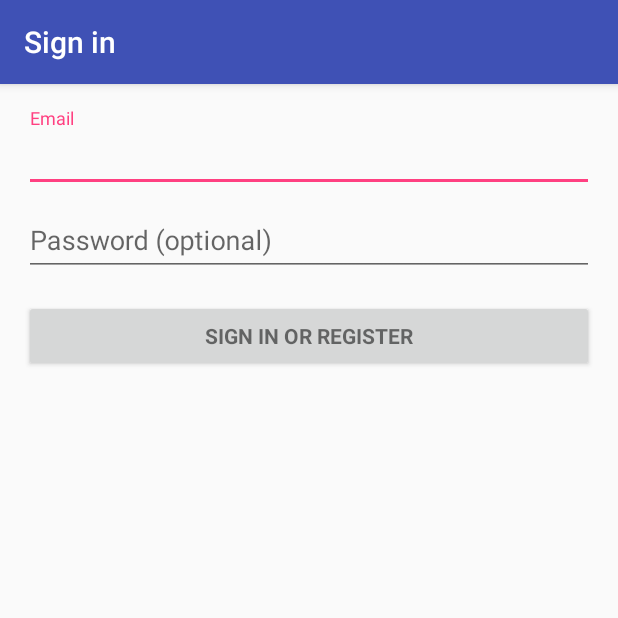
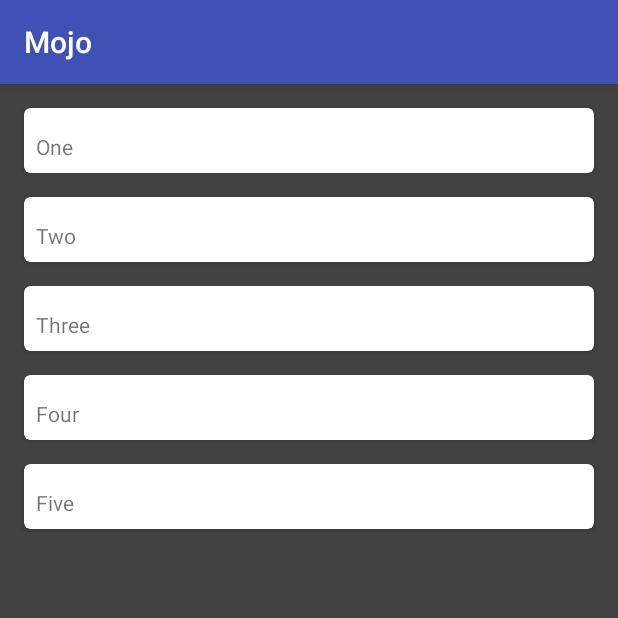
Before and after one commit to rezarajan/Mojo, an Android app: the screen it shows after launch (Login before the commit, xmlAdapter after it), on a phone screen of 412 x 824 dp, the top half of it. Run offline under Robolectric (Android 15) with nearby library versions, the phone set to English and light mode, and no system bars.

Commit message:
Created a method which adds as many cards as there are list (restaurant) names in the array.
Planning to do a horizontal cards view instead next, and use this same method to populate it with as many cards as there are restaurants.

```diff
--- a/app/src/main/AndroidManifest.xml
+++ b/app/src/main/AndroidManifest.xml
@@ -60,6 +60,8 @@
             android:name=".background_tasks.location_find"
             android:label="@string/title_activity_login" />
         <activity
+            android:name=".xmlAdapter"/>
+        <activity
             android:name=".Restaurants_Cards"
             android:label="@string/title_activity_restaurants__cards"
             android:theme="@style/AppTheme.NoActionBar"></activity>
--- a/app/src/main/java/bluefirelabs/mojo/Splash.java
+++ b/app/src/main/java/bluefirelabs/mojo/Splash.java
@@ -26,7 +26,7 @@ public class Splash extends AppCompatActivity {
                 } finally {
 
                     //Intent intent = new Intent(Splash.this, displayLocation.class);
-                    Intent intent = new Intent(Splash.this, Login.class);
+                    Intent intent = new Intent(Splash.this, xmlAdapter.class);
                     startActivity(intent);
                     finish();
                 }
--- /dev/null
+++ b/app/src/main/java/bluefirelabs/mojo/xmlAdapter.java
@@ -0,0 +1,33 @@
+package bluefirelabs.mojo;
+
+import android.os.Bundle;
+import android.support.v7.app.AppCompatActivity;
+import android.view.LayoutInflater;
+import android.widget.ArrayAdapter;
+import android.widget.ListView;
+
+import java.util.ArrayList;
+import java.util.Arrays;
+
+/**
+ * Created by Reza Rajan on 2017-05-15.
+ */
+
+public class xmlAdapter extends AppCompatActivity{
+    private ArrayList<String> mArray;
+    private LayoutInflater mInflater;
+    private ArrayAdapter<String> mArrayAdapter;
+    private ArrayAdapter<String> mArrayAdapter_1;
+
+    public void onCreate(Bundle savedInstanceState){
+        super.onCreate(savedInstanceState);
+        setContentView(R.layout.card_view);
+        ListView listView = (ListView) findViewById(R.id.listView);
+
+        String[] items = {"One", "Two", "Three", "Four", "Five"};
+        mArray = new ArrayList<>(Arrays.asList(items));
+        mArrayAdapter = new ArrayAdapter<String>(this, R.layout.list_item, R.id.txtV, mArray);
+        listView.setAdapter(mArrayAdapter);
+
+    }
+}
--- a/app/src/main/res/layout/card_view.xml
+++ b/app/src/main/res/layout/card_view.xml
@@ -1,24 +1,17 @@
 <?xml version="1.0" encoding="utf-8"?>
 <LinearLayout xmlns:android="http://schemas.android.com/apk/res/android"
     xmlns:card_view="http://schemas.android.com/apk/res-auto"
-    android:orientation="horizontal" android:layout_width="match_parent"
+    android:orientation="horizontal"
+    android:layout_width="match_parent"
     android:layout_height="match_parent"
     android:background="@color/cardview_dark_background">
 
-    <!-- A CardView that contains a TextView -->
-    <android.support.v7.widget.CardView
-        android:id="@+id/card_view"
-        android:layout_width="match_parent"
-        android:layout_height="match_parent"
-        android:layout_gravity="center"
-        android:layout_margin="8dp"
-        card_view:cardCornerRadius="4dp">
-
-        <TextView
-            android:id="@+id/info_text"
+        <ListView
             android:layout_width="match_parent"
             android:layout_height="match_parent"
-            android:layout_margin="16dp"
-            android:text="Hello" />
-    </android.support.v7.widget.CardView>
+            android:layout_margin="8dp"
+            android:divider="@null"
+            android:dividerHeight="0dp"
+            android:id="@+id/listView"></ListView>
+
 </LinearLayout>
--- /dev/null
+++ b/app/src/main/res/layout/list_item.xml
@@ -0,0 +1,23 @@
+<?xml version="1.0" encoding="utf-8"?>
+<LinearLayout xmlns:android="http://schemas.android.com/apk/res/android"
+    xmlns:card_view="http://schemas.android.com/apk/res-auto"
+    android:orientation="vertical"
+    android:layout_width="match_parent"
+    android:layout_height="match_parent"
+    android:layout_gravity="center">
+    <!-- A CardView that contains a TextView -->
+    <android.support.v7.widget.CardView
+        android:id="@+id/card_view"
+        android:layout_width="match_parent"
+        android:layout_height="match_parent"
+        android:layout_gravity="center"
+        android:layout_margin="8dp"
+        card_view:cardCornerRadius="4dp"
+        card_view:contentPadding="8dp">
+    <TextView
+        android:layout_width="wrap_content"
+        android:layout_height="wrap_content"
+        android:layout_marginTop="8dp"
+        android:id="@+id/txtV"/>
+    </android.support.v7.widget.CardView>
+</LinearLayout>
```
Also changed, not shown: app/src/main/res/layout/content_restaurants__cards.xml (deleted, +0 -11 lines).
